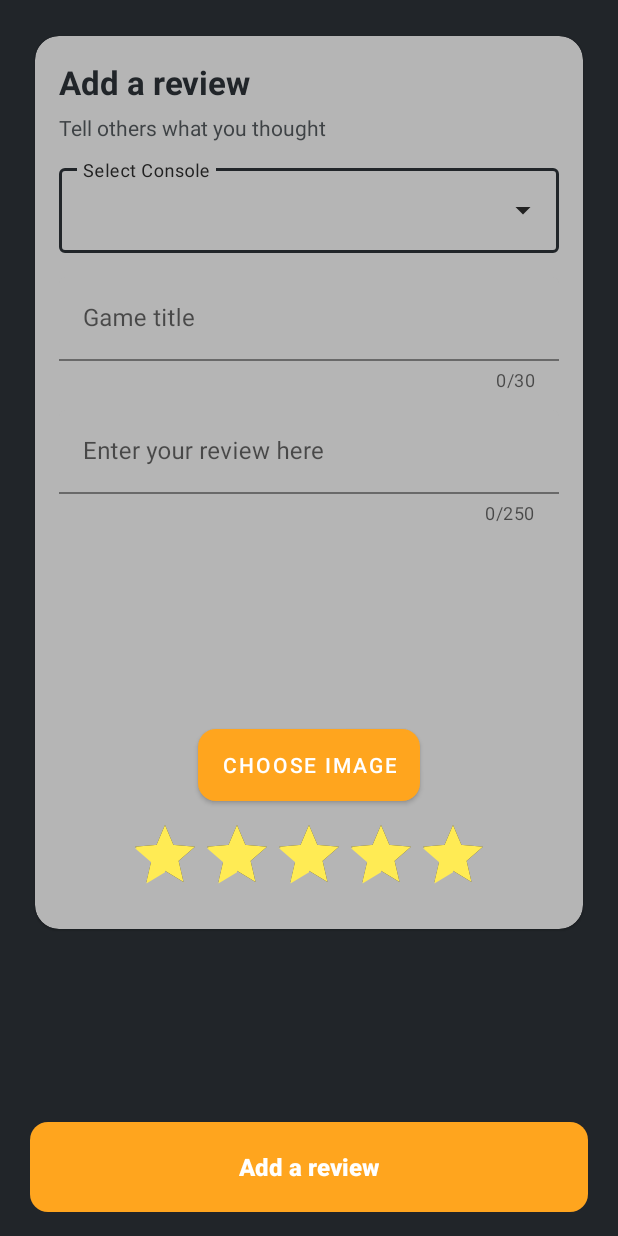
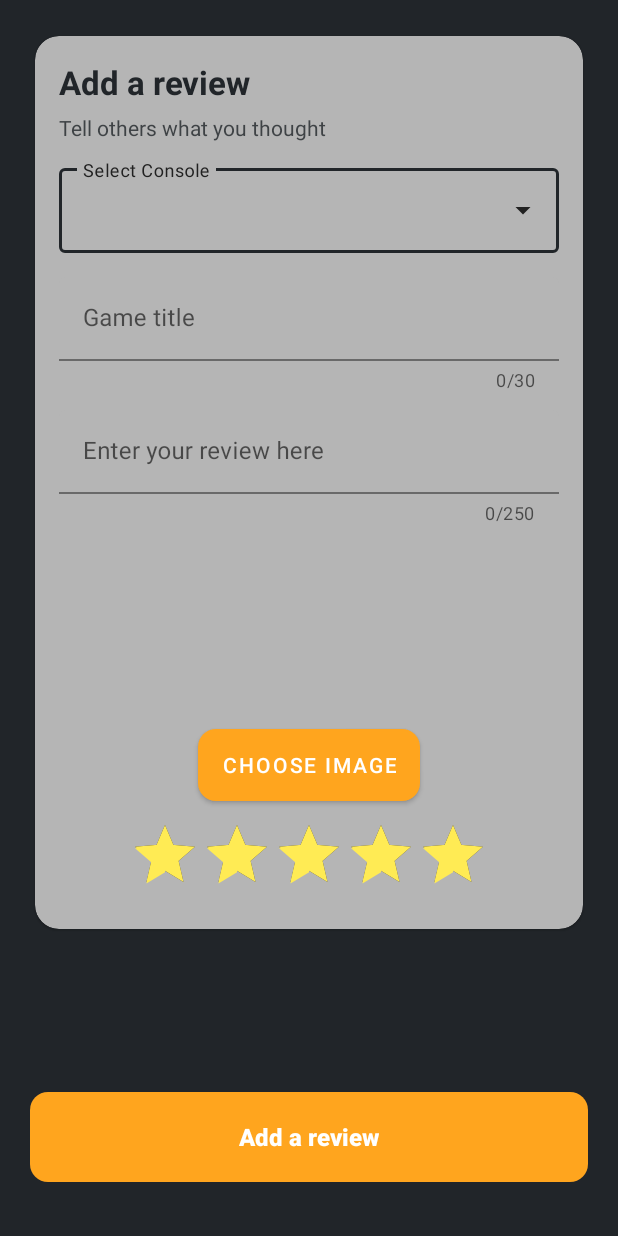
Before and after one commit to MeirBM/SlothGaming, an Android app: the layout add_review_layout.xml on its own in the app's theme, with its tools: preview values and no code run, on a phone screen of 412 x 824 dp. Run offline under Robolectric (Android 15) with nearby library versions, the phone set to English and light mode, and no system bars.

Commit message:
Add Review Layout button fix

```diff
--- a/app/src/main/res/layout/add_review_layout.xml
+++ b/app/src/main/res/layout/add_review_layout.xml
@@ -149,7 +149,7 @@
         android:layout_width="match_parent"
         android:layout_height="60dp"
         android:layout_marginHorizontal="20dp"
-        android:layout_marginBottom="16dp"
+        android:layout_marginBottom="36dp"
         app:layout_constraintBottom_toBottomOf="parent"
         app:layout_constraintStart_toStartOf="parent"
         app:layout_constraintEnd_toEndOf="parent" />
```
